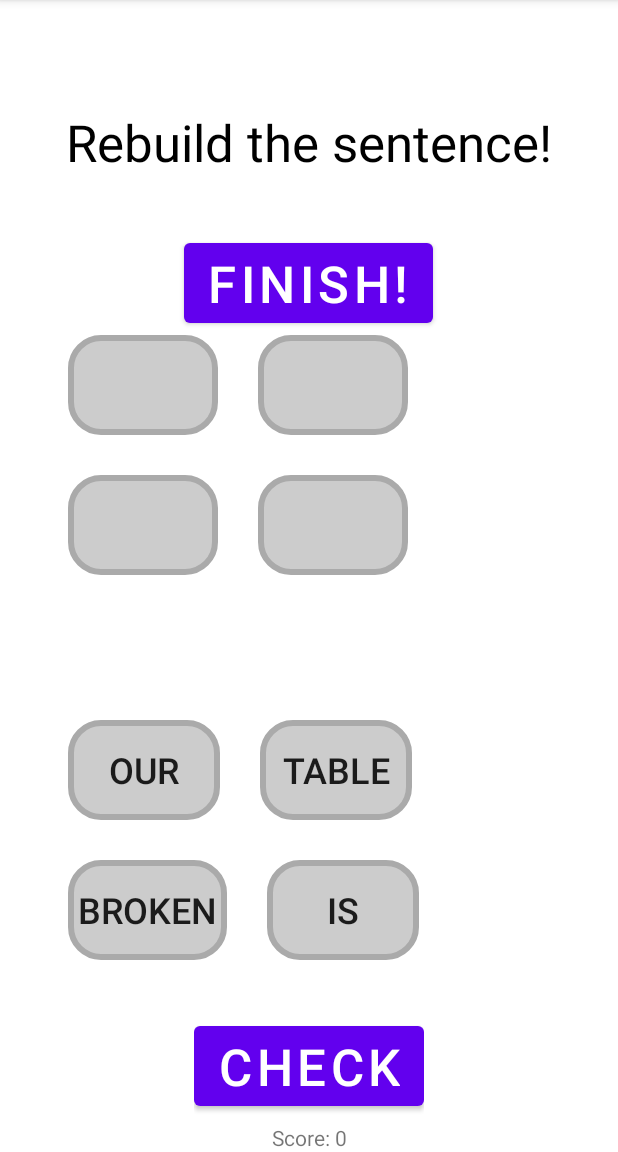
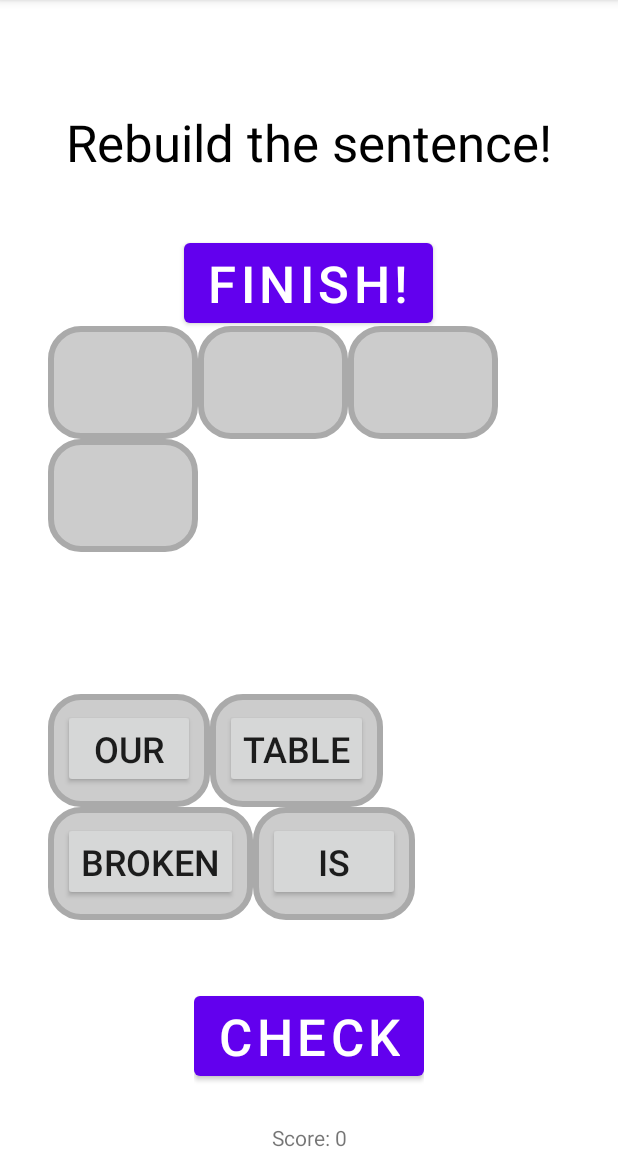
Before and after one commit to 09Deep/CoolSentenceGame, an Android app: the GameUI screen opened directly, with no data from a screen before it, on a phone screen of 412 x 824 dp, the part 84-1236 px from its top. Run offline under Robolectric (Android 15) with nearby library versions, the phone set to English and light mode, and no system bars; our stand-ins replace FlexboxLayout; 2 statements that could not run were skipped.

Commit message:
Broke GameUI into smaller classes

```diff
--- /dev/null
+++ b/app/src/main/java/com/coolsentencegame/ui/DragShadowTemplate.java
@@ -0,0 +1,47 @@
+package com.coolsentencegame.ui;
+
+import android.graphics.Canvas;
+import android.graphics.Color;
+import android.graphics.Point;
+import android.graphics.drawable.ColorDrawable;
+import android.graphics.drawable.Drawable;
+import android.view.View;
+
+public class DragShadowTemplate extends View.DragShadowBuilder {
+
+    // The drag shadow image, defined as a drawable object.
+    private static Drawable shadow;
+
+    // Constructor
+    public DragShadowTemplate(View v) {
+        super(v);
+
+        // Creates a draggable image that fills the Canvas provided by the system.
+        shadow = new ColorDrawable(Color.LTGRAY);
+    }
+
+    // Defines a callback that sends the drag shadow dimensions and touch point
+    // back to the system.
+    @Override
+    public void onProvideShadowMetrics(Point size, Point touch) {
+        int width, height;
+
+        width = getView().getWidth();
+        height = getView().getHeight();
+
+        shadow.setBounds(0, 0, width, height);
+        size.set(width, height);
+
+        // Set the touch point's position to be in the middle of the drag shadow.
+        touch.set(width / 2, height / 2);
+    }
+
+    // Defines a callback that draws the drag shadow in a Canvas that the system
+    // constructs from the dimensions passed to onProvideShadowMetrics().
+    @Override
+    public void onDrawShadow(Canvas canvas) {
+        // Draw the ColorDrawable on the Canvas passed in from the system.
+        shadow.draw(canvas);
+        getView().draw(canvas);
+    }
+}
--- a/app/src/main/java/com/coolsentencegame/ui/GameUI.java
+++ b/app/src/main/java/com/coolsentencegame/ui/GameUI.java
@@ -4,17 +4,14 @@ import android.annotation.SuppressLint;
 import android.content.ClipData;
 import android.content.ClipDescription;
 import android.content.Intent;
-import android.graphics.Canvas;
 import android.graphics.Color;
-import android.graphics.Point;
 import android.graphics.PorterDuff;
-import android.graphics.drawable.ColorDrawable;
-import android.graphics.drawable.Drawable;
 import android.os.Build;
 import android.os.Bundle;
 import android.os.Handler;
 import android.os.Message;
 import android.util.Log;
+import android.view.ContextThemeWrapper;
 import android.view.DragEvent;
 import android.view.View;
 import android.view.ViewGroup;
@@ -31,7 +28,6 @@ import com.google.android.flexbox.FlexboxLayout;
 
 import java.util.ArrayList;
 import java.util.Timer;
-import java.util.TimerTask;
 
 
 public class GameUI extends AppCompatActivity {
@@ -49,6 +45,19 @@ public class GameUI extends AppCompatActivity {
     private TextView textScore;
     private Timer timer;
     int delay;
+
+    // This is somehow causing a memory leak, should
+    // probably fix that?
+    // https://stackoverflow.com/questions/52286818/can-this-code-avoid-the-android-handler-memory-leak
+    public Handler timerHandler = new Handler() {
+        @RequiresApi(api = Build.VERSION_CODES.N)
+        public void handleMessage(Message msg) {
+
+            if (!startClicked) {
+                startPhase2();
+            }
+        }
+    };
 
     @RequiresApi(api = Build.VERSION_CODES.N)
     @Override
@@ -77,9 +86,7 @@ public class GameUI extends AppCompatActivity {
         textTitle = (TextView) findViewById(R.id.textTitle);
         textScore = (TextView) findViewById(R.id.textScore);
 
-
         startPhase1();
-
     }
 
     @RequiresApi(api = Build.VERSION_CODES.N)
@@ -98,31 +105,15 @@ public class GameUI extends AppCompatActivity {
         //if yoy receive the sentence then show it on the screen
         //if don't then the game is probably over
         if (!gameLogic.getFlag()) {
-
             textTitle.setText(gameLogic.getSentence().toString());
 
-            // After 4 seconds, move to next phase
-            timer.schedule(new MemorizeTimer(), delay);
+            // After <delay> seconds, move to next phase
+            timer.schedule(new TimerUI(timerHandler), delay);
         } else {
-
             startPhase3();
-
         }
 
-
     }
-
-    // This is somehow causing a memory leak, should
-    // probably fix that?
-    public Handler mHandler = new Handler() {
-        @RequiresApi(api = Build.VERSION_CODES.N)
-        public void handleMessage(Message msg) {
-
-            if (!startClicked) {
-                startPhase2();
-            }
-        }
-    };
 
     @SuppressLint("ClickableViewAccessibility")
     @RequiresApi(api = Build.VERSION_CODES.N)
@@ -136,9 +127,10 @@ public class GameUI extends AppCompatActivity {
         textTitle.setText("Rebuild the sentence!");
 
         for (String s : gameLogic.getTokensRandomized()) {
-            LinearLayout btmLayout = layoutFactory();
-            LinearLayout topLayout = layoutFactory();
-            Button btn = buttonFactory(s);
+            LinearLayout btmLayout = new LinearLayout(new ContextThemeWrapper(this, R.style.gameui_container));
+            LinearLayout topLayout = new LinearLayout(new ContextThemeWrapper(this, R.style.gameui_container));
+            Button btn = new Button(new ContextThemeWrapper(this, R.style.gameui_button));
+            btn.setText(s);
 
             btn.setOnTouchListener((v, e) -> {
                 clickedView = v;
@@ -149,7 +141,7 @@ public class GameUI extends AppCompatActivity {
                         item
                 );
 
-                View.DragShadowBuilder shadow = new MyDragShadowBuilder(btn);
+                View.DragShadowBuilder shadow = new DragShadowTemplate(btn);
 
                 v.startDragAndDrop(dragData, shadow, null, 0);
 
@@ -240,31 +232,6 @@ public class GameUI extends AppCompatActivity {
         return false;
     }
 
-    private LinearLayout layoutFactory() {
-        LinearLayout layout = new LinearLayout(this);
-        layout.setMinimumWidth(150);
-        layout.setMinimumHeight(100);
-        layout.setBackgroundColor(Color.LTGRAY);
-        layout.setPadding(10, 10, 10, 10);
-        layout.setBackgroundResource(R.drawable.rounded);
-
-        LinearLayout.LayoutParams layoutParams = new LinearLayout.LayoutParams(
-                LinearLayout.LayoutParams.WRAP_CONTENT, LinearLayout.LayoutParams.WRAP_CONTENT);
-
-        layoutParams.setMargins(20, 20, 20, 20);
-
-        layout.setLayoutParams(layoutParams);
-        return layout;
-    }
-
-    private Button buttonFactory(String s) {
-        Button btn = new Button(this);
-        btn.setText(s);
-        btn.setTextSize(24);
-        btn.setBackgroundColor(Color.TRANSPARENT);
-        return btn;
-    }
-
     @RequiresApi(api = Build.VERSION_CODES.N)
     public void onCheckBtnClick(View view) {
         ArrayList<String> playerTokens = new ArrayList<>();
@@ -304,53 +271,4 @@ public class GameUI extends AppCompatActivity {
         startActivity(toGameLevels);
     }
 
-
-    private static class MyDragShadowBuilder extends View.DragShadowBuilder {
-
-        // The drag shadow image, defined as a drawable object.
-        private static Drawable shadow;
-
-        // Constructor
-        public MyDragShadowBuilder(View v) {
-            super(v);
-
-            // Creates a draggable image that fills the Canvas provided by the system.
-            shadow = new ColorDrawable(Color.LTGRAY);
-        }
-
-        // Defines a callback that sends the drag shadow dimensions and touch point
-        // back to the system.
-        @Override
-        public void onProvideShadowMetrics(Point size, Point touch) {
-            int width, height;
-
-            width = getView().getWidth();
-            height = getView().getHeight();
-
-            shadow.setBounds(0, 0, width, height);
-            size.set(width, height);
-
-            // Set the touch point's position to be in the middle of the drag shadow.
-            touch.set(width / 2, height / 2);
-        }
-
-        // Defines a callback that draws the drag shadow in a Canvas that the system
-        // constructs from the dimensions passed to onProvideShadowMetrics().
-        @Override
-        public void onDrawShadow(Canvas canvas) {
-            // Draw the ColorDrawable on the Canvas passed in from the system.
-            shadow.draw(canvas);
-            getView().draw(canvas);
-        }
-    }
-
-    private class MemorizeTimer extends TimerTask {
-
-        @RequiresApi(api = Build.VERSION_CODES.N)
-        @Override
-        public void run() {
-            mHandler.obtainMessage(1).sendToTarget();
-        }
-
-    }
 }
--- /dev/null
+++ b/app/src/main/java/com/coolsentencegame/ui/TimerUI.java
@@ -0,0 +1,26 @@
+package com.coolsentencegame.ui;
+
+import android.os.Build;
+import android.os.Handler;
+
+import androidx.annotation.RequiresApi;
+
+import java.util.TimerTask;
+
+public class TimerUI extends TimerTask {
+
+    private final Handler handler;
+
+    public TimerUI(Handler handler)
+    {
+        this.handler = handler;
+    }
+
+    @RequiresApi(api = Build.VERSION_CODES.N)
+    @Override
+    public void run()
+    {
+        handler.obtainMessage(1).sendToTarget();
+    }
+
+}
--- /dev/null
+++ b/app/src/main/res/values/styles.xml
@@ -0,0 +1,14 @@
+<?xml version="1.0" encoding="utf-8"?>
+<resources>
+    <style name="gameui_button">
+        <item name="android:textSize">24sp</item>
+    </style>
+    <style name="gameui_container">
+        <item name="android:minWidth">100dp</item>
+        <item name="android:minHeight">75dp</item>
+        <item name="android:padding">10sp</item>
+        <item name="android:layout_marginLeft">20dp</item>
+        <item name="android:left">20dp</item>
+        <item name="android:background">@drawable/rounded</item>
+    </style>
+</resources>
```
